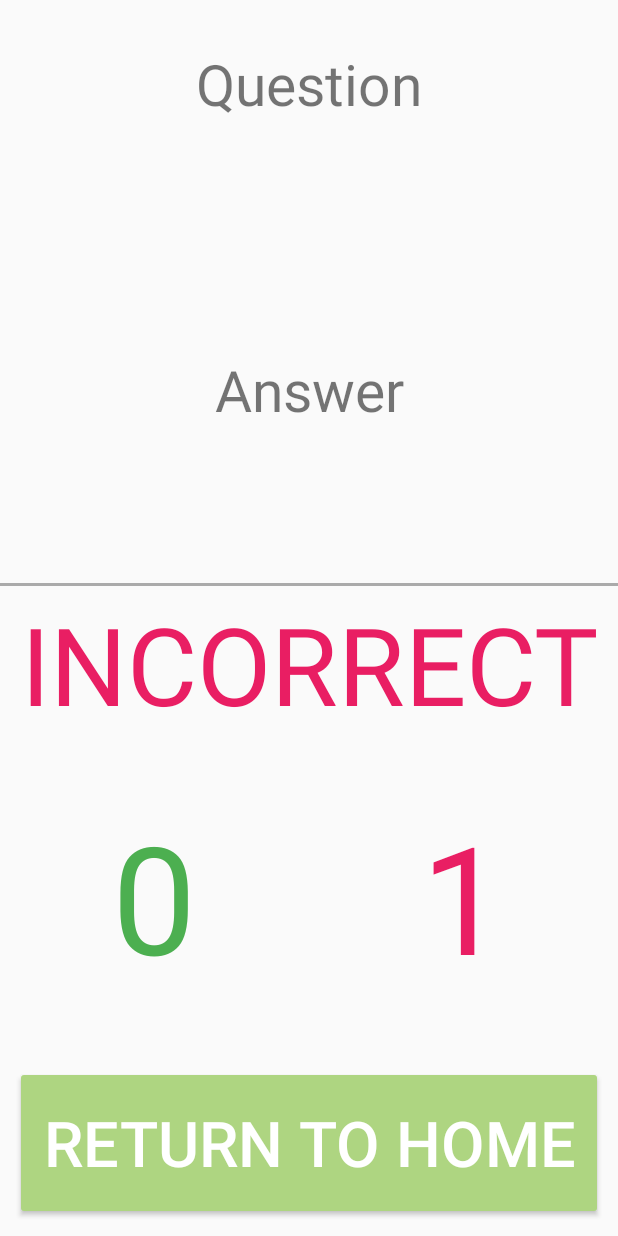
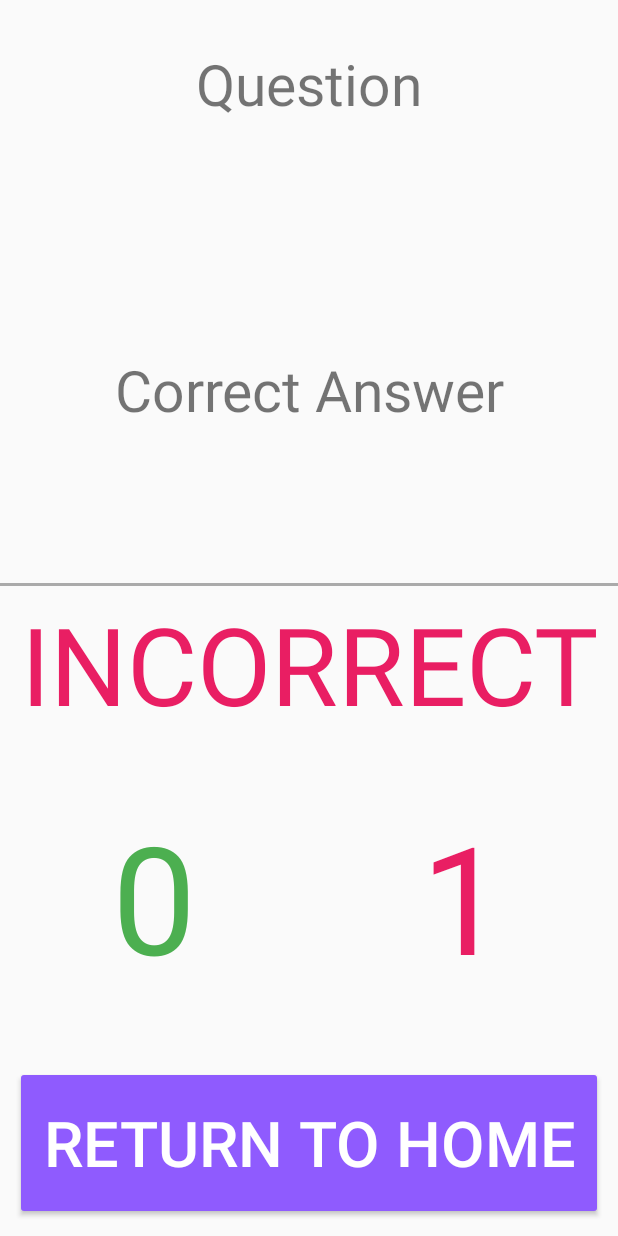
Before and after one commit to cwong51799/MobileTrivia, an Android app: the PostQuestionFragment screen opened through its navigation route, on a phone screen of 412 x 824 dp. Run offline under Robolectric (Android 15) with nearby library versions, the phone set to English and light mode, and no system bars.

Commit message:
changed colors

```diff
--- a/app/src/main/res/values/colors.xml
+++ b/app/src/main/res/values/colors.xml
@@ -1,8 +1,8 @@
 <?xml version="1.0" encoding="utf-8"?>
 <resources>
-    <color name="colorPrimary">#81C784</color>
-    <color name="colorPrimaryDark">#7986CB</color>
-    <color name="colorAccent">#AED581</color>
+    <color name="colorPrimary">#f3e9f1</color>
+    <color name="colorPrimaryDark">#cc7c51</color>
+    <color name="colorAccent">#8f5bfe</color>
     <color name="correctGreen">#4CAF50</color>
     <color name="incorrectRed">#E91E63</color>
     <color name="orangeish">#FCA985</color>
--- a/app/src/main/res/values/strings.xml
+++ b/app/src/main/res/values/strings.xml
@@ -10,7 +10,7 @@
     <string name="incorrect">INCORRECT</string>
     <string name="next_question">Next Question</string>
     <string name="zero">0</string>
-    <string name="trivia_answer_label">Answer</string>
+    <string name="trivia_answer_label">Correct Answer</string>
     <string name="trivia_question_label">Question</string>
     <string name="select_an_answer">Select an Answer</string>
     <string name="difficulty">Difficulty</string>
--- a/app/src/main/res/values/styles.xml
+++ b/app/src/main/res/values/styles.xml
@@ -2,9 +2,9 @@
     <!-- Base application theme. -->
     <style name="AppTheme" parent="Theme.AppCompat.Light.NoActionBar">
         <!-- Customize your theme here. -->
-        <item name="colorPrimary">#81C784</item>
-        <item name="colorPrimaryDark">#009688</item>
-        <item name="colorAccent">#AED581</item>
+        <item name="colorPrimary">#f3e9f1</item>
+        <item name="colorPrimaryDark">#cc7c51</item>
+        <item name="colorAccent">#8f5bfe</item>
     </style>
 
 </resources>
```
